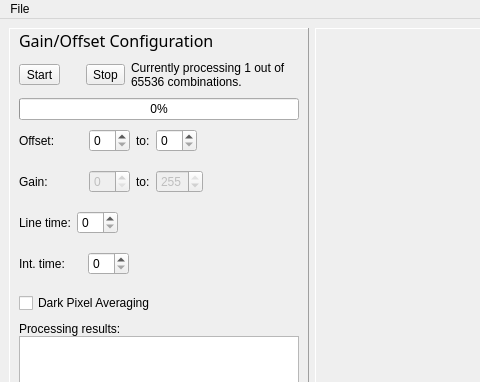
Before: the Qt Designer form barbecue/ui/GainOffset.ui in WasatchPhotonics/Barbecue, drawn with Qt 5; both pictures show x 0 to 480 and y 0 to 382 of the 1070 by 680 pixel window.
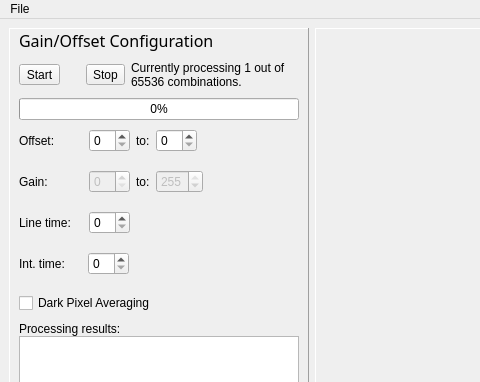
After: the same form once the commit is applied. Icons and pictures are not drawn.

Commit message: updated layout, saving ok

The edit to the form file:
```diff
--- a/barbecue/ui/GainOffset.ui
+++ b/barbecue/ui/GainOffset.ui
@@ -316,6 +316,12 @@
           </property>
           <item>
            <widget class="QLabel" name="label_7">
+            <property name="minimumSize">
+             <size>
+              <width>64</width>
+              <height>0</height>
+             </size>
+            </property>
             <property name="text">
              <string>Line time:</string>
             </property>
```
Left out of the diff: 2 changed lines with no effect on the pictures. The commit also changes 4 other files.
